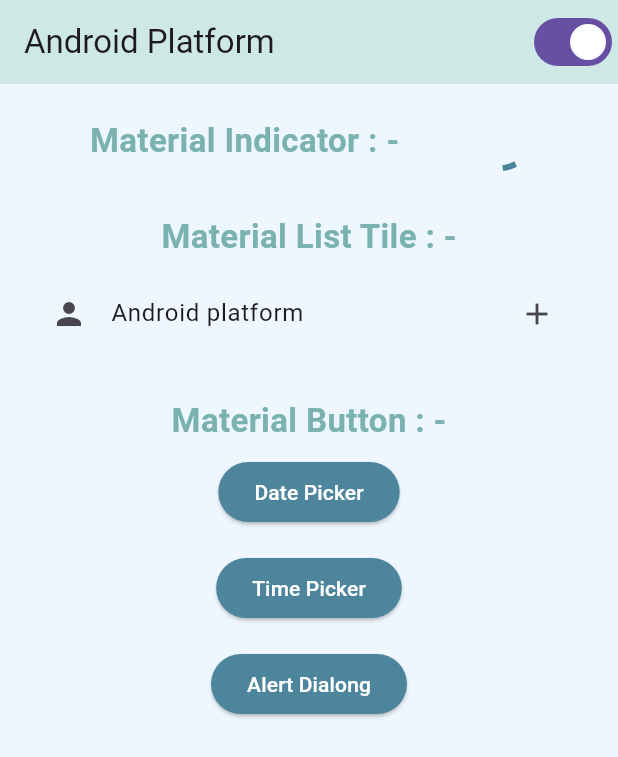
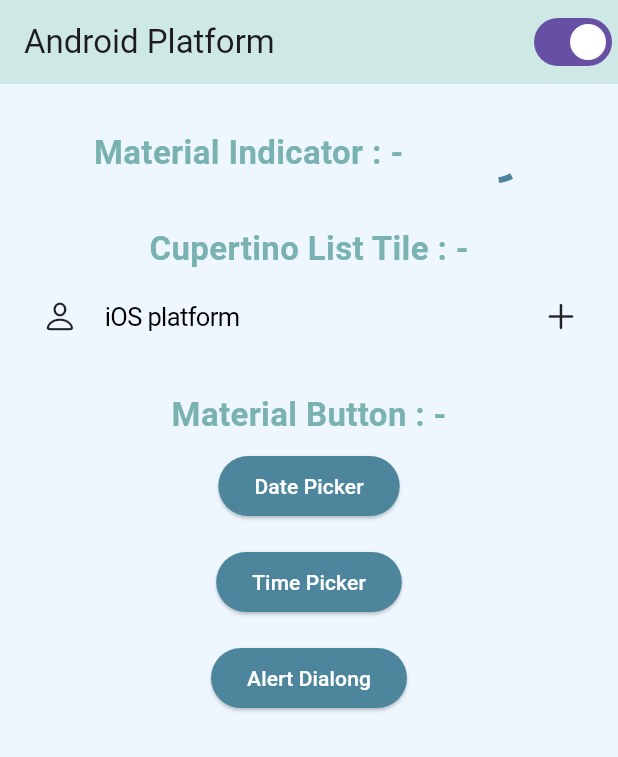
Before and after one commit to Aksharpatel06/adv_flutter_ch2, a Flutter app: the screen it shows after launch, on a phone screen of 412 x 824 dp. Shown: the top 757 px of the screen. Run offline on Flutter 3.47's test engine with Material 3 defaults, Android fonts, the phone set to English and light mode, and no system bars.

Commit message:
07-05-2024

```diff
--- /dev/null
+++ b/lib/ch_2/task_2/view/materialscreen/componects/indicator.dart
@@ -0,0 +1,24 @@
+import 'package:flutter/material.dart';
+
+import '../../../../../utils/colorlist.dart';
+
+Padding indicator() {
+  return Padding(
+    padding: const EdgeInsets.symmetric(vertical: 20.0, horizontal: 10),
+    child: Row(
+      mainAxisAlignment: MainAxisAlignment.spaceEvenly,
+      children: [
+        Text(
+          'Material Indicator : -',
+          style: TextStyle(
+              color: surfacecolor,
+              fontSize: 22,
+              fontWeight: FontWeight.bold),
+        ),
+        CircularProgressIndicator(
+          color: buttoncolor,
+        )
+      ],
+    ),
+  );
+}
--- /dev/null
+++ b/lib/ch_2/task_2/view/materialscreen/componects/material_button.dart
@@ -0,0 +1,83 @@
+import 'package:flutter/material.dart';
+
+import '../../../../../utils/colorlist.dart';
+
+Padding materialButton(BuildContext context) {
+  return Padding(
+    padding: const EdgeInsets.symmetric(vertical: 10, horizontal: 10),
+    child: Column(
+      children: [
+        Text(
+          'Material Button : -',
+          style: TextStyle(
+              fontSize: 22,
+              fontWeight: FontWeight.bold,
+              color: surfacecolor),
+        ),
+        Padding(
+          padding: const EdgeInsets.all(8.0),
+          child: ElevatedButton(
+            style: ButtonStyle(
+                backgroundColor: MaterialStatePropertyAll(buttoncolor)),
+            child: const Text(
+              'Date Picker',
+              style: TextStyle(color: Colors.white),
+            ),
+            onPressed: () {
+              showDatePicker(
+                  context: context,
+                  firstDate: DateTime(1950),
+                  lastDate: DateTime(2050));
+            },
+          ),
+        ),
+        Padding(
+          padding: const EdgeInsets.all(8.0),
+          child: ElevatedButton(
+            style: ButtonStyle(
+                backgroundColor: MaterialStatePropertyAll(buttoncolor)),
+            child: const Text(
+              'Time Picker',
+              style: TextStyle(color: Colors.white),
+            ),
+            onPressed: () {
+              showTimePicker(
+                  context: context, initialTime: TimeOfDay.now());
+            },
+          ),
+        ),
+        Padding(
+          padding: const EdgeInsets.all(8.0),
+          child: ElevatedButton(
+            style: ButtonStyle(
+                backgroundColor: MaterialStatePropertyAll(buttoncolor)),
+            child: const Text(
+              'Alert Dialong',
+              style: TextStyle(color: Colors.white),
+            ),
+            onPressed: () {
+              showDialog(
+                context: context,
+                builder: (context) => AlertDialog(
+                  title: const Text("Welcome to iOS platform"),
+                  actions: [
+                    TextButton(
+                        onPressed: () {
+                          Navigator.of(context).pop();
+                        },
+                        child: const Text('Next')),
+                    TextButton(
+                        onPressed: () {
+                          Navigator.of(context).pop();
+                        },
+                        child: const Text('Close')),
+                  ],
+                ),
+              );
+            },
+          ),
+        ),
+      ],
+    ),
+  );
+}
--- a/lib/ch_2/task_2/view/materialscreen/matrial_screen.dart
+++ b/lib/ch_2/task_2/view/materialscreen/matrial_screen.dart
@@ -4,6 +4,9 @@
 import 'package:provider/provider.dart';
 
 import '../../provider/platform.dart';
+import '../cupertinoscreen/componects/list_tile.dart';
+import 'componects/indicator.dart';
+import 'componects/material_button.dart';
 
 class MaterialScreen extends StatelessWidget {
   const MaterialScreen({super.key});
@@ -25,125 +28,15 @@
           ),
         ],
       ),
-      body: Column(
-        children: [
-          Padding(
-            padding: const EdgeInsets.symmetric(vertical: 20.0, horizontal: 10),
-            child: Row(
-              mainAxisAlignment: MainAxisAlignment.spaceEvenly,
-              children: [
-                Text(
-                  'Material Indicator : -',
-                  style: TextStyle(
-                      color: surfacecolor,
-                      fontSize: 22,
-                      fontWeight: FontWeight.bold),
-                ),
-                CircularProgressIndicator(
-                  color: buttoncolor,
-                )
-              ],
-            ),
-          ),
-          Padding(
-            padding: const EdgeInsets.symmetric(vertical: 10, horizontal: 10),
-            child: Column(
-              children: [
-                Text(
-                  'Material List Tile : -',
-                  style: TextStyle(
-                      fontSize: 22,
-                      fontWeight: FontWeight.bold,
-                      color: surfacecolor),
-                ),
-                const Padding(
-                  padding: EdgeInsets.all(8.0),
-                  child: ListTile(
-                      leading: Icon(Icons.person),
-                      trailing: Icon(Icons.add),
-                      title: Text('Android platform')),
-                )
-              ],
-            ),
-          ),
-          Padding(
-            padding: const EdgeInsets.symmetric(vertical: 10, horizontal: 10),
-            child: Column(
-              children: [
-                Text(
-                  'Material Button : -',
-                  style: TextStyle(
-                      fontSize: 22,
-                      fontWeight: FontWeight.bold,
-                      color: surfacecolor),
-                ),
-                Padding(
-                  padding: const EdgeInsets.all(8.0),
-                  child: ElevatedButton(
-                    style: ButtonStyle(
-                        backgroundColor: MaterialStatePropertyAll(buttoncolor)),
-                    child: const Text(
-                      'Date Picker',
-                      style: TextStyle(color: CupertinoColors.white),
-                    ),
-                    onPressed: () {
-                      showDatePicker(
-                          context: context,
-                          firstDate: DateTime(1950),
-                          lastDate: DateTime(2050));
-                    },
-                  ),
-                ),
-                Padding(
-                  padding: const EdgeInsets.all(8.0),
-                  child: ElevatedButton(
-                    style: ButtonStyle(
-                        backgroundColor: MaterialStatePropertyAll(buttoncolor)),
-                    child: const Text(
-                      'Time Picker',
-                      style: TextStyle(color: CupertinoColors.white),
-                    ),
-                    onPressed: () {
-                      showTimePicker(
-                          context: context, initialTime: TimeOfDay.now());
-                    },
-                  ),
-                ),
-                Padding(
-                  padding: const EdgeInsets.all(8.0),
-                  child: ElevatedButton(
-                    style: ButtonStyle(
-                        backgroundColor: MaterialStatePropertyAll(buttoncolor)),
-                    child: const Text(
-                      'Alert Dialong',
-                      style: TextStyle(color: CupertinoColors.white),
-                    ),
-                    onPressed: () {
-                      showDialog(
-                        context: context,
-                        builder: (context) => AlertDialog(
-                          title: const Text("Welcome to iOS platform"),
-                          actions: [
-                            TextButton(
-                                onPressed: () {
-                                  Navigator.of(context).pop();
-                                },
-                                child: const Text('Next')),
-                            TextButton(
-                                onPressed: () {
-                                  Navigator.of(context).pop();
-                                },
-                                child: const Text('Close')),
-                          ],
-                        ),
-                      );
-                    },
-                  ),
-                ),
-              ],
-            ),
-          ),
-        ],
+      body: Padding(
+        padding: const EdgeInsets.all(8.0),
+        child: Column(
+          children: [
+            indicator(),
+            listTile(),
+            materialButton(context),
+          ],
+        ),
       ),
     );
   }
```
Also changed, not shown: lib/ch_2/task_2/view/materialscreen/componects/list_tiles.dart (added, +34 -0 lines).
